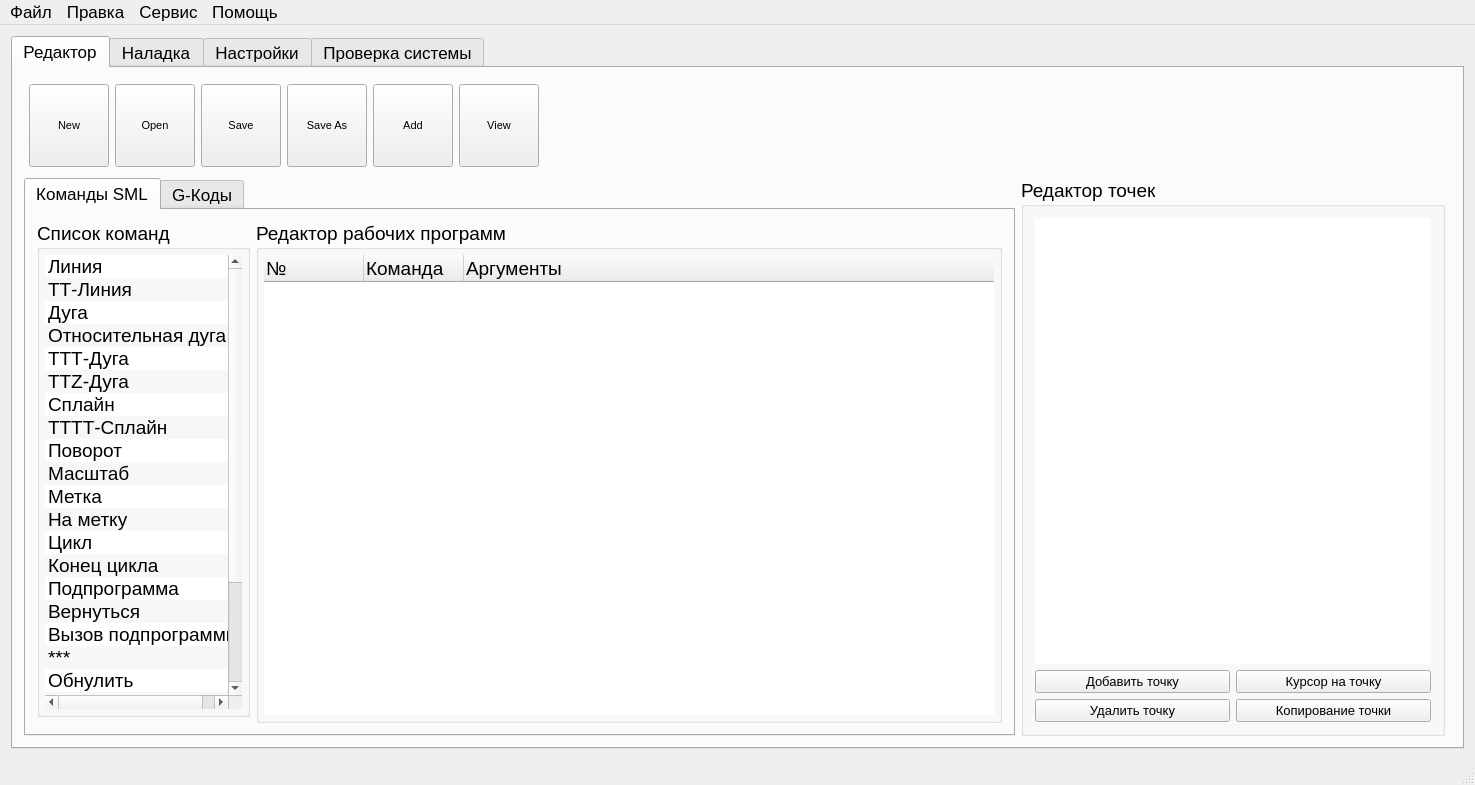
Above: KAMEditor/gui/mainwindow.ui from Xtail96/SML before the change. Below: the same form after it.
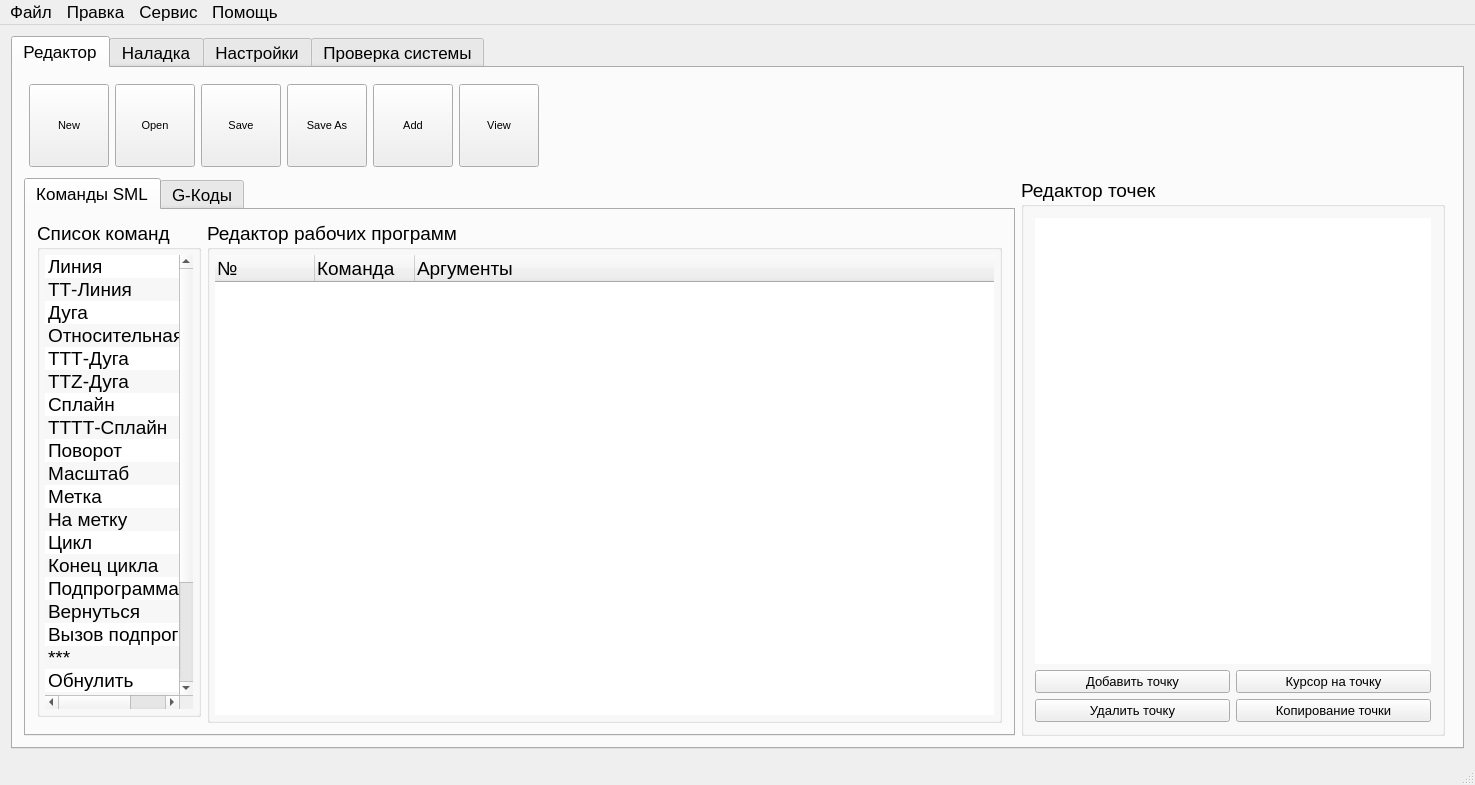
That is the form after the change. The open tabs and pages were chosen to show the change. Icons and pictures are not drawn. Custom widgets are drawn as their Qt base class.

Commit message: Уменьшен размер списка команд

```diff
--- a/KAMEditor/gui/mainwindow.ui
+++ b/KAMEditor/gui/mainwindow.ui
@@ -440,7 +440,7 @@
              <widget class="QGroupBox" name="commandListGroupBox">
               <property name="sizePolicy">
                <sizepolicy hsizetype="Preferred" vsizetype="Preferred">
-                <horstretch>2</horstretch>
+                <horstretch>1</horstretch>
                 <verstretch>6</verstretch>
                </sizepolicy>
               </property>
```
